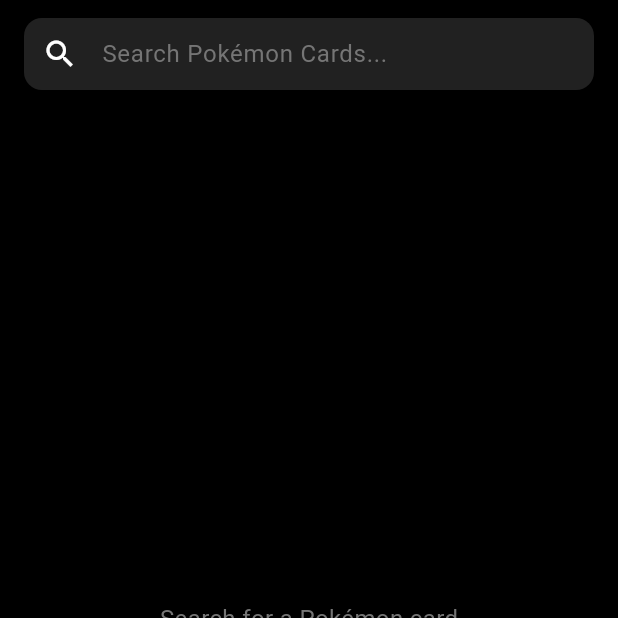
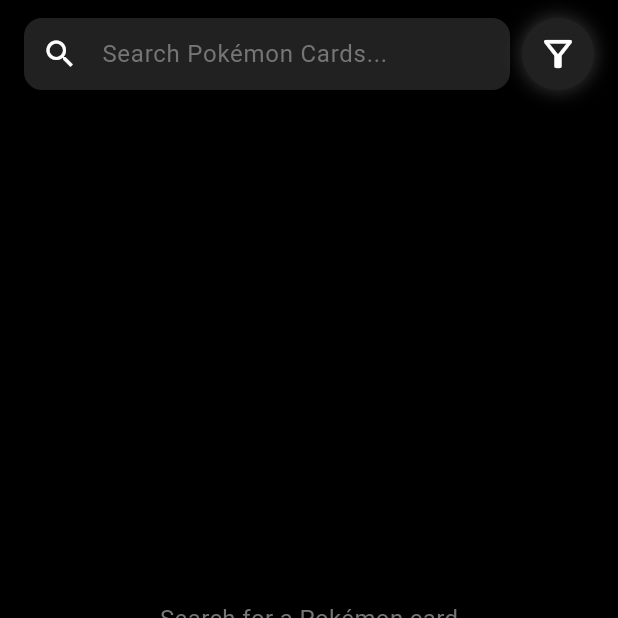
Before and after one commit to lee-ranaweer/holo, a Flutter app: the SearchPage screen opened by its route, on a phone screen of 412 x 824 dp, the top half of it. Run offline on Flutter 3.47's test engine with Material 3 defaults, Android fonts, the phone set to English and light mode, and no system bars; our stand-ins replace go_router.

Commit message:
add filter button

```diff
--- a/lib/pages/collections_page.dart
+++ b/lib/pages/collections_page.dart
@@ -36,14 +36,15 @@ class CollectionsPage extends StatelessWidget {
                 vertical: 8.0,
               ),
               child: Row(
-                mainAxisAlignment: MainAxisAlignment.spaceBetween,
                 children: [
                   _buildButton(context, 'Filter', Icons.filter_list, () {
                     // TODO: Add filter functionality.
                   }),
+                  SizedBox(width: 20),
                   _buildButton(context, 'Market', Icons.trending_up, () {
                     // TODO: Add rec functionality.
                   }),
+                  Spacer(),
                   // Plus button for adding cards
                   GestureDetector(
                     onTap: () {
--- a/lib/pages/search_page.dart
+++ b/lib/pages/search_page.dart
@@ -80,12 +80,16 @@ class _SearchPageState extends State<SearchPage> {
       body: SafeArea(
         child: Column(
           children: [
-            // Search Bar
             Padding(
               padding: const EdgeInsets.symmetric(
                 horizontal: 16.0,
                 vertical: 12.0,
               ),
+              child:
+                Row(
+                  children: [
+                    // Search Bar
+                    Expanded(
                         child: TextField(
                         style: const TextStyle(color: Colors.white),
                         cursorColor: Colors.white,
@@ -105,6 +109,32 @@ class _SearchPageState extends State<SearchPage> {
                             horizontal: 16.0,
                           ),
                         ),
+                      ),
+                    ),
+                    const SizedBox(width: 8),
+                    FittedBox(
+                      fit: BoxFit.scaleDown,
+                      child: Container(
+                          padding: const EdgeInsets.all(10.0),
+                          decoration: BoxDecoration(
+                            shape: BoxShape.circle,
+                            color: Colors.grey.shade900,
+                            boxShadow: [
+                              BoxShadow(
+                                color: Colors.white.withOpacity(0.2),
+                                blurRadius: 10,
+                                spreadRadius: 1,
+                              ),
+                            ],
+                          ),
+                          child: const Icon(
+                            Icons.filter_alt_outlined,
+                            size: 28,
+                            color: Colors.white,
+                          ),
+                        ),
+                    )
+                  ]
                 ),
             ),
 
@@ -185,7 +215,7 @@ class _SearchPageState extends State<SearchPage> {
         ),
       ),
       subtitle: Text(
-        'HP: ${card['hp'] ?? 'N/A'} | ${card['rarity'] ?? 'Unknown'}',
+        '${card['set']['name'] ?? 'Unknown'} | ${card['rarity'] ?? 'Unknown'}',
         style: TextStyle(color: Colors.grey.shade500, fontSize: 14),
       ),
       onTap: () => _showCardDetails(context, card),
--- a/pubspec.yaml
+++ b/pubspec.yaml
@@ -36,6 +36,7 @@ dependencies:
   # Use with the CupertinoIcons class for iOS style icons.
   cupertino_icons: ^1.0.8
   go_router: ^14.8.1
+  flutter_launcher_icons: ^0.14.3
 
 dev_dependencies:
   flutter_test:
```
Also changed, not shown: flutter_launcher_icons.yaml (added, +32 -0 lines), lib/pages/account_page.dart (+24 -2 lines), lib/pages/home_page.dart (+24 -2 lines), lib/pages/notifications_page.dart (+24 -2 lines), assets/icon/icon.png (added), pubspec.lock, 43 other files. Lines whose indentation alone changed are shown as unchanged.
